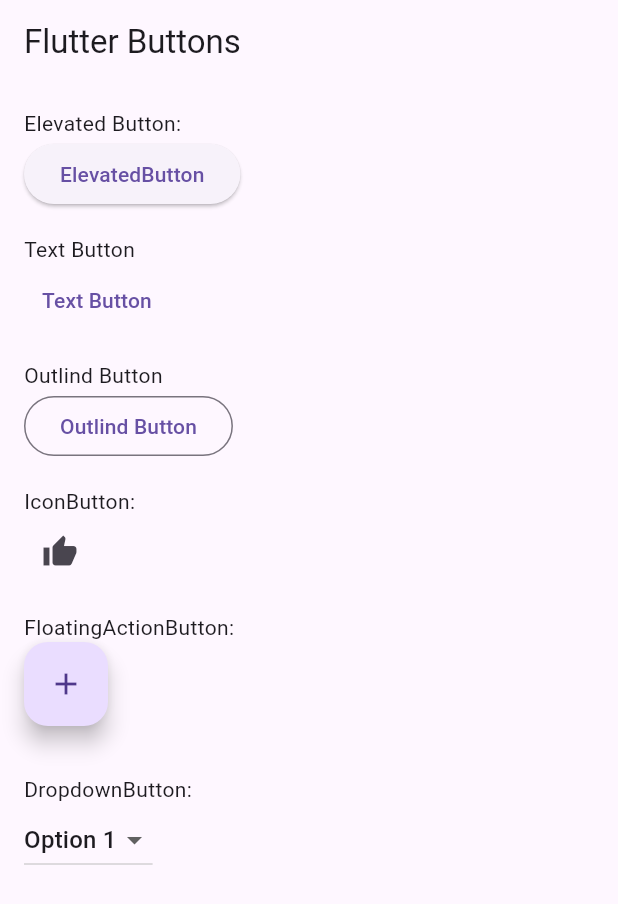
After one commit to vikasshinde9082/Demo_Flutter_Page, a Flutter app: the screen it shows after launch, after a tap on "Day 9", on a phone screen of 412 x 824 dp. The commit adds this screen. Shown: the top 904 px of the screen. Run offline on Flutter 3.47's test engine with Material 3 defaults, Android fonts, the phone set to English and light mode, and no system bars.

Commit message:
first commit

```diff
--- /dev/null
+++ b/lib/dalily_challenge/styled_all_buttons_09.dart
@@ -0,0 +1,55 @@
+import 'package:flutter/material.dart';
+
+class StyledAllButtons09 extends StatelessWidget {
+  const StyledAllButtons09({super.key});
+
+  @override
+  Widget build(BuildContext context) {
+    return MaterialApp(
+      home: Scaffold(
+        appBar: AppBar(title: Text('Flutter Buttons')),
+        body: Padding(
+          padding: const EdgeInsets.all(16.0),
+          child: Column(
+            crossAxisAlignment: CrossAxisAlignment.start,
+            children: [
+              Text('Elevated Button:'),
+              ElevatedButton(onPressed: () {}, child: Text('ElevatedButton')),
+              SizedBox(height: 16),
+              Text('Text Button'),
+              TextButton(onPressed: () {}, child: Text('Text Button')),
+              SizedBox(height: 16),
+              Text('Outlind Button'),
+              OutlinedButton(onPressed: () {}, child: Text('Outlind Button')),
+              SizedBox(height: 16),
+              Text('IconButton:'),
+              IconButton(icon: Icon(Icons.thumb_up), onPressed: () {}),
+              SizedBox(height: 16),
+              Text('FloatingActionButton:'),
+              FloatingActionButton(onPressed: () {}, child: Icon(Icons.add)),
+              SizedBox(height: 16),
+              SizedBox(height: 16),
+              Text('DropdownButton:'),
+              DropdownButton<String>(
+                value: 'Option 1',
+                onChanged: (String? newValue) {},
+                items:
+                    <String>[
+                      'Option 1',
+                      'Option 2',
+                      'Option 3',
+                      'Option 4',
+                    ].map<DropdownMenuItem<String>>((String value) {
+                      return DropdownMenuItem<String>(
+                        value: value,
+                        child: Text(value),
+                      );
+                    }).toList(),
+              ),
+            ],
+          ),
+        ),
+      ),
+    );
+  }
+}
--- a/lib/home_screen.dart
+++ b/lib/home_screen.dart
@@ -1,6 +1,7 @@
 import 'package:dalliy_assessment/dalily_challenge/profile_card06.dart';
 import 'package:dalliy_assessment/dalily_challenge/styled_text_practice04.dart';
 import 'package:dalliy_assessment/dalily_challenge/vertical_layout_using_column02.dart';
+import 'package:dalliy_assessment/main.dart';
 import 'package:flutter/material.dart';
 
 import 'dalily_challenge/alignment_padding_and_margin05.dart';
@@ -8,6 +9,7 @@ import 'dalily_challenge/basic_container01.dart';
 import 'dalily_challenge/business _card_07.dart';
 import 'dalily_challenge/horizontal_layout_using_row03.dart';
 import 'dalily_challenge/login_screen08.dart';
+import 'dalily_challenge/styled_all_buttons_09.dart';
 
 class HomeScreen extends StatefulWidget {
   const HomeScreen({super.key});
@@ -60,6 +62,10 @@ class _HomeScreenState extends State<HomeScreen> {
                 onPressed: (){ Navigator.push(context, MaterialPageRoute(builder: (context) => LoginScreen(),));
 
                 }, child: Text("Day 8")),
+            ElevatedButton(
+                onPressed: (){ Navigator.push(context, MaterialPageRoute(builder: (context) => StyledAllButtons09(),));
+
+                }, child: Text("Day 9")),
 
 
           ],
```
Also changed, not shown: 7 other files.
